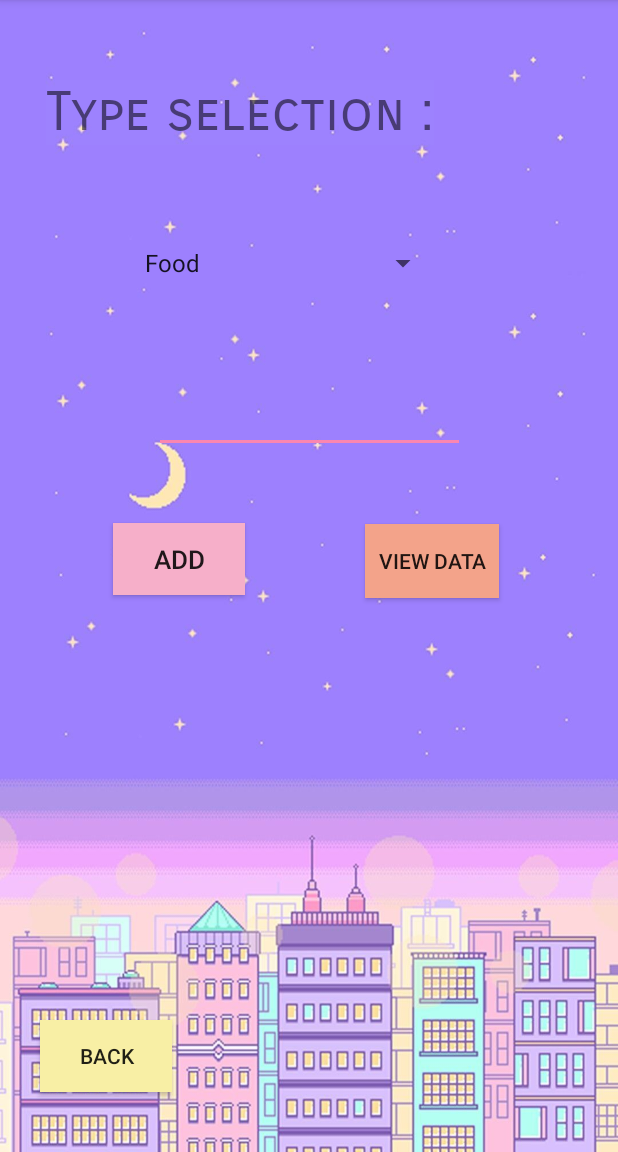
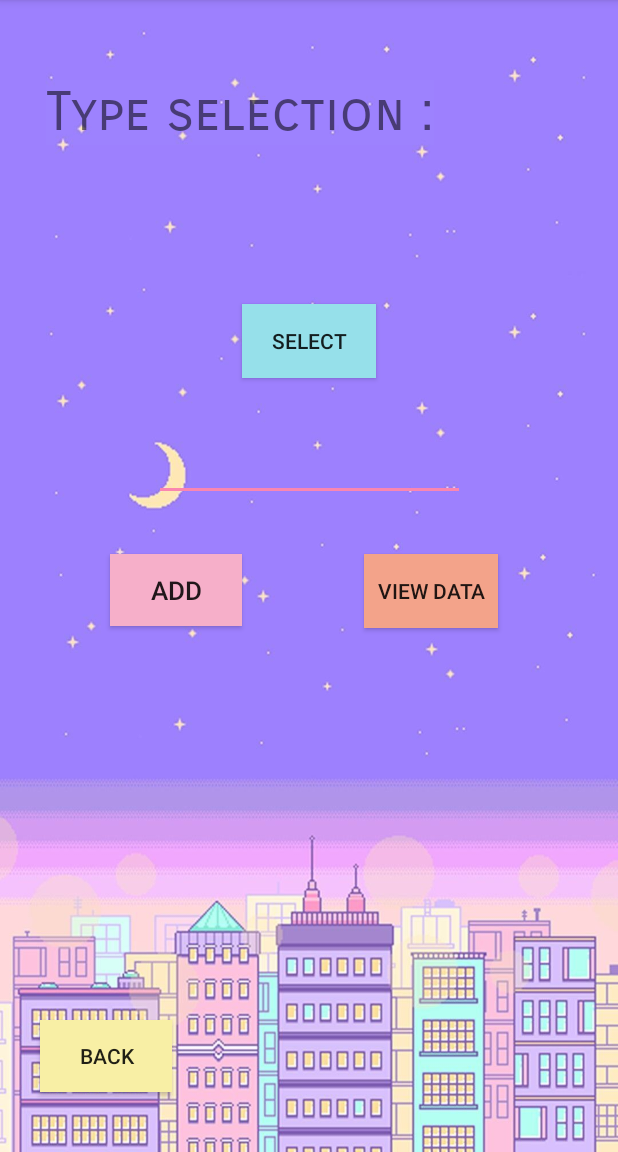
Before and after one commit to mymayy/OhMyCostProject, an Android app: the AddActivity screen opened directly, with no data from a screen before it, on a phone screen of 412 x 824 dp, the part 84-1236 px from its top. Run offline under Robolectric (Android 15) with nearby library versions, the phone set to English and light mode, and no system bars; 5 statements that could not run were skipped.

```diff
--- a/app/src/main/java/com/project/ohmycost/AddActivity.java
+++ b/app/src/main/java/com/project/ohmycost/AddActivity.java
@@ -1,25 +1,28 @@
 package com.project.ohmycost;
 
+import androidx.appcompat.app.AlertDialog;
 import androidx.appcompat.app.AppCompatActivity;
+
+import android.content.DialogInterface;
 import android.content.Intent;
 import android.database.Cursor;
 import android.os.Bundle;
 import android.view.View;
-import android.widget.AdapterView;
-import android.widget.ArrayAdapter;
 import android.widget.Button;
 import android.widget.EditText;
-import android.widget.Spinner;
+import android.widget.TextView;
 import android.widget.Toast;
 
 import java.util.ArrayList;
 
 public class AddActivity extends AppCompatActivity {
 
-    Spinner spinner;
     EditText payInput;
-    Button btnAdd,btnViewData,btnBack;
+    Button btnAdd,btnViewData,btnBack,btnSelect;
+    TextView textSelect;
     DbPayHelper pDatabaseHelper;
+    int position=0;
+    String mSelected;
 
     @Override
     protected void onCreate(Bundle savedInstanceState) {
@@ -31,8 +34,9 @@ public class AddActivity extends AppCompatActivity {
         payInput = findViewById(R.id.payInput);
         btnBack = findViewById(R.id.btnBack);
         btnViewData = findViewById(R.id.btnView);
-        spinner = findViewById(R.id.spinner);
-        ArrayList<String> typeSelect = new ArrayList<>();
+        btnSelect = findViewById(R.id.btnSelect);
+        textSelect = findViewById(R.id.textSelect);
+        final ArrayList<String> typeSelect = new ArrayList<>();
         typeSelect.add("Food");
         typeSelect.add("Bus");
         typeSelect.add("Add Type");
@@ -54,57 +58,75 @@ public class AddActivity extends AppCompatActivity {
             }
         }
 
+        final String[] data = new String[typeSelect.size()];
+        for (int i = 0; i < data.length; i++) {
+            data[i] = typeSelect.get(i);
+        }
 
         final String day = getIntent().getExtras().getString("day");
         final String monthYear = getIntent().getExtras().getString("month");
         final String Year = getIntent().getExtras().getString("year");
         final ArrayList<String> typeMonth = GetTypeMonth(day);
         toastMessage(day);
-        ArrayAdapter<String> dataAdapter;
-        dataAdapter = new ArrayAdapter(this,android.R.layout.simple_spinner_item,typeSelect);
-        dataAdapter.setDropDownViewResource(android.R.layout.simple_spinner_dropdown_item);
-        spinner.setAdapter(dataAdapter);
-        final ArrayList<String> finalTypeSelect = typeSelect;
-        spinner.setOnItemSelectedListener(new AdapterView.OnItemSelectedListener() {
+
+        btnSelect.setOnClickListener(new View.OnClickListener() {
             @Override
-            public void onItemSelected(AdapterView<?> parent, View view, int position, long id) {
-                if (parent.getItemAtPosition(position).equals("Add Type")) {
+            public void onClick(View v) {
+                AlertDialog.Builder builder = new AlertDialog.Builder(AddActivity.this);
+                builder.setTitle("Select Type");
+                builder.setSingleChoiceItems(data, position, new DialogInterface.OnClickListener() {
+                    @Override
+                    public void onClick(DialogInterface dialog, int i) {
+                        position=i;
+                    }
+                });
+                builder.setPositiveButton("select", new DialogInterface.OnClickListener() {
+                    @Override
+                    public void onClick(DialogInterface dialog, int which) {
+                        mSelected = data[position];
+                        if (mSelected.equals("Add Type")) {
                             Intent intent1 = new Intent(getApplicationContext(), TypeActivity.class);
-                    intent1.putExtra("type", finalTypeSelect);
+                            typeSelect.remove("Add Type");
+                            intent1.putExtra("type", typeSelect);
                             intent1.putExtra("day",day);
                             intent1.putExtra("month",monthYear);
                             intent1.putExtra("year",Year);
                             startActivity(intent1);
-                } else if(typeMonth.contains(parent.getItemAtPosition(position))){
+                        }else
+                            textSelect.setText(mSelected);
+                        dialog.dismiss();
+                    }
+                });
+                builder.setNegativeButton("back", null);
+                builder.create();
+                builder.show();
+            }
+        });
+
         btnAdd.setOnClickListener(new View.OnClickListener() {
             @Override
             public void onClick(View v) {
+                final String newEntry = payInput.getText().toString();
+                if(textSelect.length()!=0){
+                    if(typeMonth.contains(mSelected)){
                         toastMessage("Click VIEW DATA to edit data of this type.");
-                        }
-                    });
-                }else {
-                    final String item = parent.getItemAtPosition(position).toString();
-                    //Toast.makeText(parent.getContext(), item, Toast.LENGTH_SHORT).show();
-                    btnAdd.setOnClickListener(new View.OnClickListener() {
-                        @Override
-                        public void onClick(View v) {
-                            String newEntry = payInput.getText().toString();
+                    }else{
                         if (payInput.length() != 0) {
-                                AddData(day,monthYear,Year,item,newEntry);
+                            AddData(day,monthYear,Year,mSelected,newEntry);
                             payInput.setText("");
+                            textSelect.setText("");
+                            typeMonth.add(mSelected);
                         } else {
                             toastMessage("You must put something in the text field!");
                         }
                     }
-                    });
+                }else{
+                    toastMessage("Please select type.");
                 }
             }
+        });
 
-            @Override
-            public void onNothingSelected(AdapterView<?> parent) {
 
-            }
-        });
         btnViewData.setOnClickListener(new View.OnClickListener() {
             @Override
             public void onClick(View v) {
--- a/app/src/main/java/com/project/ohmycost/EditTypeActivity.java
+++ b/app/src/main/java/com/project/ohmycost/EditTypeActivity.java
@@ -1,6 +1,5 @@
 package com.project.ohmycost;
 
-//package com.project.ohmycostpay;
 import androidx.appcompat.app.AppCompatActivity;
 
 import android.content.Intent;
--- a/app/src/main/res/layout/activity_add.xml
+++ b/app/src/main/res/layout/activity_add.xml
@@ -22,19 +22,6 @@
         app:layout_constraintTop_toTopOf="parent"
         app:layout_constraintVertical_bias="0.074" />
 
-    <Spinner
-        android:id="@+id/spinner"
-        android:layout_width="204dp"
-        android:layout_height="57dp"
-        android:scrollbarSize="10dp"
-        android:spinnerMode="dropdown"
-        app:layout_constraintBottom_toBottomOf="parent"
-        app:layout_constraintEnd_toEndOf="parent"
-        app:layout_constraintHorizontal_bias="0.425"
-        app:layout_constraintStart_toStartOf="parent"
-        app:layout_constraintTop_toTopOf="parent"
-        app:layout_constraintVertical_bias="0.206" />
-
     <EditText
         android:id="@+id/payInput"
         android:layout_width="207dp"
@@ -46,7 +33,7 @@
         app:layout_constraintEnd_toEndOf="parent"
         app:layout_constraintStart_toStartOf="parent"
         app:layout_constraintTop_toTopOf="parent"
-        app:layout_constraintVertical_bias="0.348" />
+        app:layout_constraintVertical_bias="0.393" />
 
     <Button
         android:id="@+id/btn"
@@ -57,10 +44,10 @@
         android:textSize="17dp"
         app:layout_constraintBottom_toBottomOf="parent"
         app:layout_constraintEnd_toEndOf="parent"
-        app:layout_constraintHorizontal_bias="0.232"
+        app:layout_constraintHorizontal_bias="0.226"
         app:layout_constraintStart_toStartOf="parent"
         app:layout_constraintTop_toTopOf="parent"
-        app:layout_constraintVertical_bias="0.484" />
+        app:layout_constraintVertical_bias="0.513" />
 
     <Button
         android:id="@+id/btnView"
@@ -70,9 +57,10 @@
         android:text="view data"
         app:layout_constraintBottom_toBottomOf="parent"
         app:layout_constraintEnd_toEndOf="parent"
+        app:layout_constraintHorizontal_bias="0.503"
         app:layout_constraintStart_toEndOf="@+id/btn"
         app:layout_constraintTop_toTopOf="parent"
-        app:layout_constraintVertical_bias="0.486" />
+        app:layout_constraintVertical_bias="0.514" />
 
     <Button
         android:id="@+id/btnBack"
@@ -87,4 +75,29 @@
         app:layout_constraintTop_toTopOf="parent"
         app:layout_constraintVertical_bias="0.944" />
 
+    <Button
+        android:id="@+id/btnSelect"
+        android:layout_width="89dp"
+        android:layout_height="49dp"
+        android:background="#96E0EA"
+        android:text="select"
+        app:layout_constraintBottom_toTopOf="@+id/payInput"
+        app:layout_constraintEnd_toEndOf="parent"
+        app:layout_constraintStart_toStartOf="parent"
+        app:layout_constraintTop_toTopOf="parent"
+        app:layout_constraintVertical_bias="0.876" />
+
+    <TextView
+        android:id="@+id/textSelect"
+        android:layout_width="wrap_content"
+        android:layout_height="wrap_content"
+        android:textSize="30sp"
+        app:fontFamily="serif-monospace"
+        app:layout_constraintBottom_toTopOf="@+id/btnSelect"
+        app:layout_constraintEnd_toEndOf="parent"
+        app:layout_constraintHorizontal_bias="0.498"
+        app:layout_constraintStart_toStartOf="parent"
+        app:layout_constraintTop_toTopOf="parent"
+        app:layout_constraintVertical_bias="0.798" />
+
 </androidx.constraintlayout.widget.ConstraintLayout>
--- a/app/src/main/res/layout/activity_edit_pay.xml
+++ b/app/src/main/res/layout/activity_edit_pay.xml
@@ -4,7 +4,7 @@
     xmlns:tools="http://schemas.android.com/tools"
     android:layout_width="match_parent"
     android:layout_height="match_parent"
-    android:background="@drawable/bg9"
+    android:background="@drawable/bg5"
     tools:context=".EditPayActivity">
 
     <EditText
--- a/app/src/main/res/layout/activity_edit_type.xml
+++ b/app/src/main/res/layout/activity_edit_type.xml
@@ -4,7 +4,7 @@
     xmlns:tools="http://schemas.android.com/tools"
     android:layout_width="match_parent"
     android:layout_height="match_parent"
-    android:background="@drawable/bg9"
+    android:background="@drawable/bg5"
     tools:context=".EditTypeActivity">
 
     <EditText
--- a/app/src/main/res/layout/activity_list_pay.xml
+++ b/app/src/main/res/layout/activity_list_pay.xml
@@ -9,8 +9,8 @@
 
     <ListView
         android:id="@+id/listView"
-        android:layout_width="413dp"
-        android:layout_height="482dp"
+        android:layout_width="414dp"
+        android:layout_height="457dp"
         app:layout_constraintBottom_toBottomOf="parent"
         app:layout_constraintEnd_toEndOf="parent"
         app:layout_constraintTop_toTopOf="parent"
```
Also changed, not shown: app/src/main/java/com/project/ohmycost/BarChartActivity.java (+14 -1 lines), app/src/main/java/com/project/ohmycost/GraphActivity.java (+9 -33 lines), app/src/main/java/com/project/ohmycost/ListTypeActivity.java (+27 -4 lines), app/src/main/java/com/project/ohmycost/PieChartActivity.java (+14 -0 lines), app/src/main/res/layout/activity_bar_chart.xml (+14 -0 lines), app/src/main/res/layout/activity_graph.xml (+13 -0 lines), app/src/main/res/layout/activity_list_type.xml (+5 -5 lines), app/src/main/res/layout/activity_pie_chart.xml (+15 -0 lines). Lines whose indentation alone changed are shown as unchanged.
